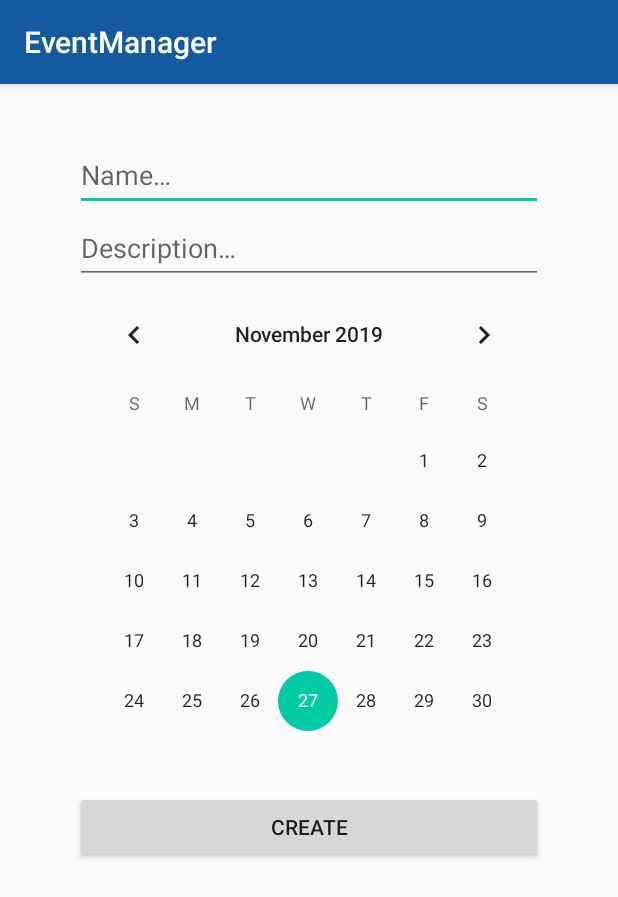
After one commit to ludovicm67/android-event-manager, an Android app: the fragment EventCreationFragment shown on its own in the app's theme, on a phone screen of 412 x 824 dp. The commit adds this screen. Shown: the top 897 px of the screen. Run offline under Robolectric (Android 15) with nearby library versions, the phone set to English and light mode, and no system bars.

Commit message:
event_creation: update Fragment

```diff
--- /dev/null
+++ b/app/src/main/java/fr/ludovicm67/eventmanager/ui/event_creation/EventCreationFragment.kt
@@ -0,0 +1,21 @@
+package fr.ludovicm67.eventmanager.ui.event_creation
+
+import android.os.Bundle
+import android.view.LayoutInflater
+import android.view.View
+import android.view.ViewGroup
+import androidx.fragment.app.Fragment
+import fr.ludovicm67.eventmanager.R
+
+class EventCreationFragment : Fragment() {
+
+    private lateinit var eventCreationViewModel: EventCreationViewModel
+
+    override fun onCreateView(
+        inflater: LayoutInflater,
+        container: ViewGroup?,
+        savedInstanceState: Bundle?
+    ): View? {
+        return inflater.inflate(R.layout.fragment_gallery, container, false)
+    }
+}
--- a/app/src/main/java/fr/ludovicm67/eventmanager/ui/gallery/GalleryViewModel.kt
+++ b/app/src/main/java/fr/ludovicm67/eventmanager/ui/event_creation/EventCreationViewModel.kt
@@ -1,13 +1,13 @@
-package fr.ludovicm67.eventmanager.ui.gallery
+package fr.ludovicm67.eventmanager.ui.event_creation
 
 import androidx.lifecycle.LiveData
 import androidx.lifecycle.MutableLiveData
 import androidx.lifecycle.ViewModel
 
-class GalleryViewModel : ViewModel() {
+class EventCreationViewModel : ViewModel() {
 
     private val _text = MutableLiveData<String>().apply {
-        value = "This is gallery Fragment"
+        value = "This is event creation Fragment"
     }
     val text: LiveData<String> = _text
 }
--- a/app/src/main/res/layout/fragment_gallery.xml
+++ b/app/src/main/res/layout/fragment_gallery.xml
@@ -1,19 +1,53 @@
 <?xml version="1.0" encoding="utf-8"?>
 <androidx.constraintlayout.widget.ConstraintLayout xmlns:android="http://schemas.android.com/apk/res/android"
     xmlns:app="http://schemas.android.com/apk/res-auto"
+    xmlns:tools="http://schemas.android.com/tools"
     android:layout_width="match_parent"
     android:layout_height="match_parent">
 
-    <TextView
-        android:id="@+id/text_gallery"
-        android:layout_width="match_parent"
-        android:layout_height="wrap_content"
-        android:layout_marginStart="8dp"
-        android:layout_marginTop="8dp"
-        android:layout_marginEnd="8dp"
-        android:textAlignment="center"
-        android:textSize="20sp"
+    <LinearLayout
+        android:layout_width="0dp"
+        android:layout_height="0dp"
+        android:layout_marginStart="50dp"
+        android:layout_marginEnd="50dp"
+        android:orientation="vertical"
+        app:layout_constraintBottom_toBottomOf="parent"
         app:layout_constraintEnd_toEndOf="parent"
         app:layout_constraintStart_toStartOf="parent"
-        app:layout_constraintTop_toTopOf="parent" />
+        app:layout_constraintTop_toTopOf="parent">
+
+        <Space
+            android:layout_width="match_parent"
+            android:layout_height="36dp" />
+
+        <EditText
+            android:id="@+id/event_creation_name"
+            android:layout_width="match_parent"
+            android:layout_height="wrap_content"
+            android:ems="10"
+            android:hint="Name…"
+            android:inputType="textPersonName"
+            android:paddingVertical="12dp" />
+
+        <EditText
+            android:id="@+id/event_creation_description"
+            android:layout_width="match_parent"
+            android:layout_height="wrap_content"
+            android:ems="10"
+            android:gravity="start|top"
+            android:hint="Description…"
+            android:inputType="textMultiLine"
+            android:paddingVertical="12dp" />
+
+        <CalendarView
+            android:id="@+id/event_creation_date"
+            android:layout_width="match_parent"
+            android:layout_height="wrap_content" />
+
+        <Button
+            android:id="@+id/event_creation_button"
+            android:layout_width="match_parent"
+            android:layout_height="wrap_content"
+            android:text="Create" />
+    </LinearLayout>
 </androidx.constraintlayout.widget.ConstraintLayout>
--- a/app/src/main/res/menu/activity_main_drawer.xml
+++ b/app/src/main/res/menu/activity_main_drawer.xml
@@ -11,7 +11,7 @@
         <item
             android:id="@+id/nav_gallery"
             android:icon="@drawable/ic_menu_gallery"
-            android:title="@string/menu_gallery" />
+            android:title="@string/menu_event_creation" />
         <item
             android:id="@+id/nav_slideshow"
             android:icon="@drawable/ic_menu_slideshow"
--- a/app/src/main/res/navigation/mobile_navigation.xml
+++ b/app/src/main/res/navigation/mobile_navigation.xml
@@ -13,8 +13,8 @@
 
     <fragment
         android:id="@+id/nav_gallery"
-        android:name="fr.ludovicm67.eventmanager.ui.gallery.GalleryFragment"
-        android:label="@string/menu_gallery"
+        android:name="fr.ludovicm67.eventmanager.ui.event_creation.EventCreationFragment"
+        android:label="@string/menu_event_creation"
         tools:layout="@layout/fragment_gallery" />
 
     <fragment
--- a/app/src/main/res/values/strings.xml
+++ b/app/src/main/res/values/strings.xml
@@ -8,7 +8,7 @@
     <string name="action_settings">Settings</string>
 
     <string name="menu_home">Home</string>
-    <string name="menu_gallery">Gallery</string>
+    <string name="menu_event_creation">Create an event</string>
     <string name="menu_slideshow">Slideshow</string>
     <string name="menu_tools">Tools</string>
     <string name="menu_share">Share</string>
```
Also changed, not shown: app/src/main/java/fr/ludovicm67/eventmanager/ui/gallery/GalleryFragment.kt (deleted, +0 -31 lines), 1 other file.
